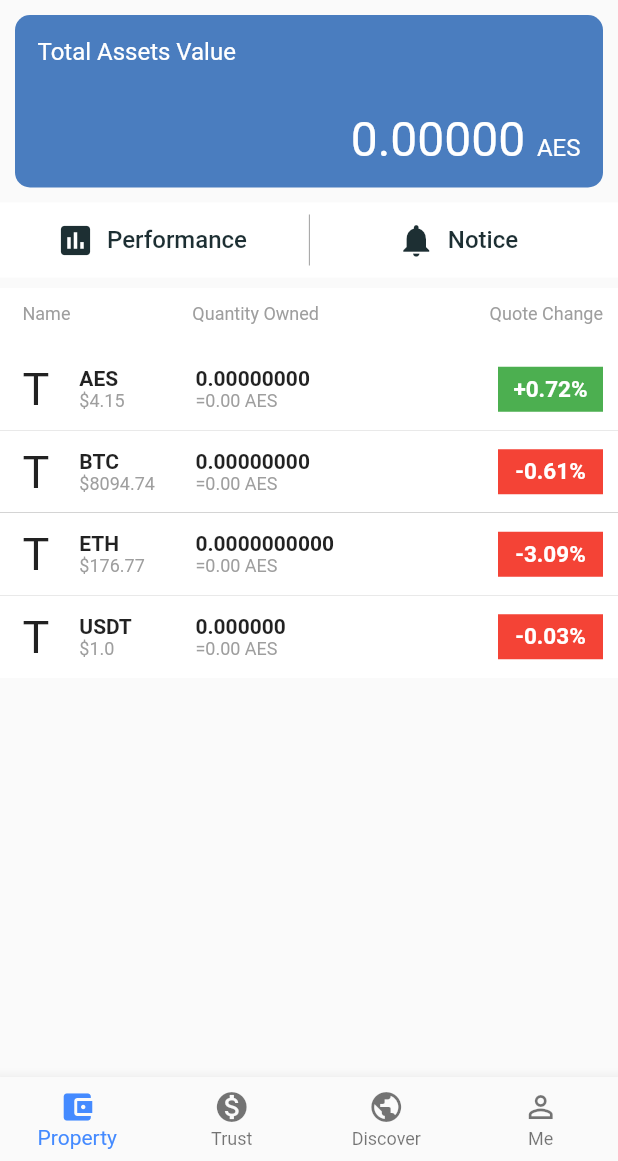
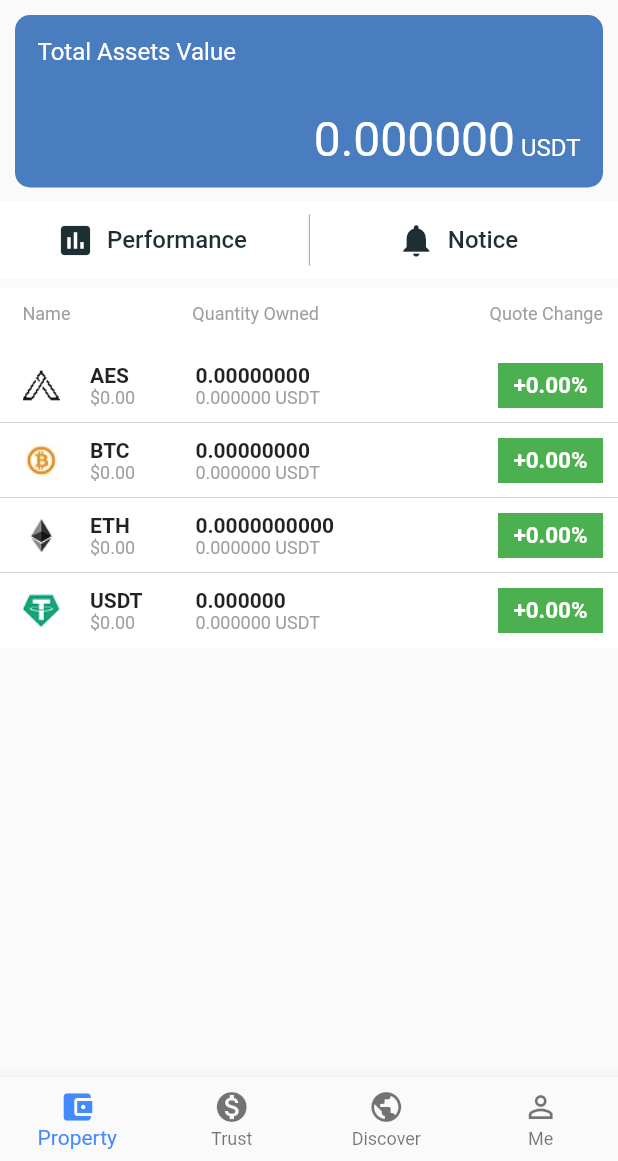
Before and after one commit to YNVoon/aes-exchange, a Flutter app: the MyHomePage screen opened directly, on a phone screen of 412 x 824 dp, the part 75-1236 px from its top. Run offline on Flutter 3.47's test engine with Material 2 defaults, Android fonts, the phone set to English and light mode, and no system bars; drawn by our look-alikes of pull_to_refresh; our stand-ins replace firebase_auth, firebase_database, progress_dialog, random_string; accounts and stored records are empty; network calls fail.

Commit message:
Completed getting balance and etc

```diff
--- a/lib/model/crypto_current_balance.dart
+++ b/lib/model/crypto_current_balance.dart
@@ -3,15 +3,44 @@ class CryptoCurrentBalance {
   final String ethBalance;
   final String usdtBalance;
   final String aesBalance;
+  final String btcCurrentPrice;
+  final String ethCurrentPrice;
+  final String usdtCurrentPrice;
+  final String aesCurrentPrice;
+  final String btcPercentChange;
+  final String ethPercentChange;
+  final String usdtPercentChange;
+  final String aesPercentChange;
+  final String btcToUsdt;
+  final String ethToUsdt;
+  final String usdtToUsdt;
+  final String aesToUsdt;
+  final String totalAssetInUsdt;
 
-  CryptoCurrentBalance({this.btcBalance, this.ethBalance, this.usdtBalance, this.aesBalance});
+  CryptoCurrentBalance({this.btcBalance, this.ethBalance, this.usdtBalance, this.aesBalance,
+                        this.btcCurrentPrice, this.ethCurrentPrice, this.usdtCurrentPrice, this.aesCurrentPrice,
+                        this.btcPercentChange, this.ethPercentChange, this.usdtPercentChange, this.aesPercentChange,
+                        this.btcToUsdt, this.ethToUsdt, this.usdtToUsdt, this.aesToUsdt, this.totalAssetInUsdt});
 
   factory CryptoCurrentBalance.fromJson(Map<String, dynamic> json) {
     return CryptoCurrentBalance(
       btcBalance: json['btcBalance'].toString(),
       ethBalance: json['ethBalance'].toString(),
       usdtBalance: json['usdtBalance'].toString(),
-      aesBalance: json['aesBalance'].toString()
+      aesBalance: json['aesBalance'].toString(),
+      btcCurrentPrice: json['btcCurrentPrice'].toString(),
+      ethCurrentPrice: json['ethCurrentPrice'].toString(),
+      usdtCurrentPrice: json['usdtCurrentPrice'].toString(),
+      aesCurrentPrice: json['aesCurrentPrice'].toString(),
+      btcPercentChange: json['btcPercentChange'].toString(),
+      ethPercentChange: json['ethPercentChange'].toString(),
+      usdtPercentChange: json['usdtPercentChange'].toString(),
+      aesPercentChange: json['aesPercentChange'].toString(),
+      btcToUsdt: json['btcToUsdt'].toString(),
+      ethToUsdt: json['ethToUsdt'].toString(),
+      usdtToUsdt: json['usdtToUsdt'].toString(),
+      aesToUsdt: json['aesToUsdt'].toString(),
+      totalAssetInUsdt: json['totalAssetInUsdt'].toString()
     );
   }
 }
--- a/lib/model/currency.dart
+++ b/lib/model/currency.dart
@@ -1,10 +1,11 @@
 // Currency Model
 // TODO: Get it from API
 class Currency {
-  final String currencyName;
-  final double currencyCurrentValue;
-  final double currencyQuoteChange;
-  final String currencyLogoUrl;
+  String currencyName;
+  double currencyCurrentValue;
+  double currencyQuoteChange;
+  String currencyLogoUrl;
+  double equalityToUsdt;
 
-  Currency(this.currencyName, this.currencyCurrentValue, this.currencyQuoteChange, this.currencyLogoUrl);
+  Currency(this.currencyName, this.currencyCurrentValue, this.currencyQuoteChange, this.currencyLogoUrl, this.equalityToUsdt);
 }
--- a/lib/property_widget.dart
+++ b/lib/property_widget.dart
@@ -30,13 +30,16 @@ class _MyPropertyWidgetState extends State<PropertyWidget> {
   ProgressDialog pr1;
 
   final List<Currency> _currencyList = [
-    Currency("AES", 4.15, 0.72, ""),
-    Currency("BTC", 8094.74, -0.61, ""),
-    Currency("ETH", 176.77, -3.09, ""),
-    Currency("USDT", 1.00, -0.03, ""),
+    Currency("AES", 0.00, 0.00, "assets/aessignatum.png", 0.000000),
+    Currency("BTC", 0.00, 0.00, "assets/bitcoin.jpg", 0.000000),
+    Currency("ETH", 0.00, 0.00, "assets/ethereum.png", 0.000000),
+    Currency("USDT", 0.00, 0.00, "assets/tether.png", 0.000000),
   ];
 
-  CryptoCurrentBalance myCryptoCurrentBalance = CryptoCurrentBalance(btcBalance: "0.000000", ethBalance: "0.000000", usdtBalance: "0.000000", aesBalance: "0.000000");
+  CryptoCurrentBalance myCryptoCurrentBalance = CryptoCurrentBalance(btcBalance: "0.000000", ethBalance: "0.000000", usdtBalance: "0.000000", aesBalance: "0.000000",
+                                                                    btcCurrentPrice: "0.00", ethCurrentPrice: "0.00", usdtCurrentPrice: "0.00", aesCurrentPrice: "0.00",
+                                                                    btcPercentChange: "0.00", ethPercentChange: "0.00", usdtPercentChange: "0.00", aesPercentChange: "0.00",
+                                                                    btcToUsdt: "0.000000", ethToUsdt: "0.000000", usdtToUsdt: "0.000000", aesToUsdt: "0.000000", totalAssetInUsdt: "0.000000");
 
   _request() async {
     // Generate new address (btc)
@@ -72,6 +75,18 @@ class _MyPropertyWidgetState extends State<PropertyWidget> {
               response.transform(Utf8Decoder()).transform(json.decoder).listen((contents) {
                 setState(() {
                   myCryptoCurrentBalance = CryptoCurrentBalance.fromJson(contents);
+                  _currencyList[0].currencyCurrentValue = double.parse(myCryptoCurrentBalance.aesCurrentPrice);
+                  _currencyList[0].currencyQuoteChange = double.parse(myCryptoCurrentBalance.aesPercentChange);
+                  _currencyList[0].equalityToUsdt = double.parse(myCryptoCurrentBalance.aesToUsdt);
+                  _currencyList[1].currencyCurrentValue = double.parse(myCryptoCurrentBalance.btcCurrentPrice);
+                  _currencyList[1].currencyQuoteChange = double.parse(myCryptoCurrentBalance.btcPercentChange);
+                  _currencyList[1].equalityToUsdt = double.parse(myCryptoCurrentBalance.btcToUsdt);
+                  _currencyList[2].currencyCurrentValue = double.parse(myCryptoCurrentBalance.ethCurrentPrice);
+                  _currencyList[2].currencyQuoteChange = double.parse(myCryptoCurrentBalance.ethPercentChange);
+                  _currencyList[2].equalityToUsdt = double.parse(myCryptoCurrentBalance.ethToUsdt);
+                  _currencyList[3].currencyCurrentValue = double.parse(myCryptoCurrentBalance.usdtCurrentPrice);
+                  _currencyList[3].currencyQuoteChange = double.parse(myCryptoCurrentBalance.usdtPercentChange);
+                  _currencyList[3].equalityToUsdt = double.parse(myCryptoCurrentBalance.usdtToUsdt);
                 });
 
                 print('btcBalance: ' + (double.parse(myCryptoCurrentBalance.btcBalance) / 100000000).toString());
@@ -112,7 +127,7 @@ class _MyPropertyWidgetState extends State<PropertyWidget> {
                         child: Row(
                           children: <Widget>[
                             // Currency Logo Image
-                            Text("T", style: TextStyle(fontSize: 30.0)),
+                            Image(image: AssetImage(currency.currencyLogoUrl), width: 25.0,),
                             Container(
                               width:70.0,
                               margin: EdgeInsets.only(left: 20.0),
@@ -126,7 +141,7 @@ class _MyPropertyWidgetState extends State<PropertyWidget> {
                                   // Currency current value
                                   Container(
                                     width: MediaQuery.of(context).size.width,
-                                    child: Text("\$" + currency.currencyCurrentValue.toString(), style: TextStyle(fontSize: 12.0, color: Colors.grey), textAlign: TextAlign.start)
+                                    child: Text("\$" + currency.currencyCurrentValue.toStringAsFixed(2), style: TextStyle(fontSize: 12.0, color: Colors.grey), textAlign: TextAlign.start)
                                   )
                                 ],
                               ),
@@ -146,7 +161,7 @@ class _MyPropertyWidgetState extends State<PropertyWidget> {
                             // Currency current value
                             Container(
                               width: MediaQuery.of(context).size.width,
-                              child: Text('=0.00 AES', style: TextStyle(fontSize: 12.0, color: Colors.grey), textAlign: TextAlign.start)
+                              child: Text(currency.equalityToUsdt.toStringAsFixed(6) + ' USDT', style: TextStyle(fontSize: 12.0, color: Colors.grey), textAlign: TextAlign.start)
                             )
                           ],
                         ),
@@ -159,7 +174,7 @@ class _MyPropertyWidgetState extends State<PropertyWidget> {
                         child: Align(
                           alignment: Alignment.center,
                           child: Text(
-                            currency.currencyQuoteChange < 0 ? currency.currencyQuoteChange.toString() + "%" : "+" + currency.currencyQuoteChange.toString() + "%",
+                            currency.currencyQuoteChange < 0 ? currency.currencyQuoteChange.toStringAsFixed(2) + "%" : "+" + currency.currencyQuoteChange.toStringAsFixed(2) + "%",
                             textAlign: TextAlign.center,
                             style: TextStyle(fontSize: 15.0, color: Colors.white, fontWeight: FontWeight.bold),
                           ),
@@ -238,8 +253,8 @@ class _MyPropertyWidgetState extends State<PropertyWidget> {
                           fontSize: 16.0,
                         ),
                         children: <TextSpan>[
-                          TextSpan(text: '0.00000 ', style: TextStyle(fontSize: 32.0)),
-                          TextSpan(text: 'AES')
+                          TextSpan(text: double.parse(myCryptoCurrentBalance.totalAssetInUsdt).toStringAsFixed(6), style: TextStyle(fontSize: 32.0)),
+                          TextSpan(text: ' USDT')
                         ],
                       ),
                     )
--- a/lib/trust_widget.dart
+++ b/lib/trust_widget.dart
@@ -12,10 +12,10 @@ class _MyTrustWidgetState extends State<TrustWidget> {
   final RefreshController _refreshController = RefreshController();
 
   final List<Currency> _currencyList = [
-    Currency("AES", 4.15, 0.72, ""),
-    Currency("BTC", 8094.74, -0.61, ""),
-    Currency("ETH", 176.77, -3.09, ""),
-    Currency("USDT", 1.00, -0.03, ""),
+    Currency("AES", 0.00, 0.00, "assets/aessignatum.png", 0.000000),
+    Currency("BTC", 0.00, 0.00, "assets/bitcoin.jpg", 0.000000),
+    Currency("ETH", 0.00, 0.00, "assets/ethereum.png", 0.000000),
+    Currency("USDT", 0.00, 0.00, "assets/tether.png", 0.000000),
     // Currency("USDT", 1.00, -0.03, ""),
   ];
 
@@ -38,7 +38,7 @@ class _MyTrustWidgetState extends State<TrustWidget> {
                     Row(
                       children: <Widget>[
                         // Currency Logo Image
-                        Text("T", style: TextStyle(fontSize: 30.0)),
+                        Image(image: AssetImage(currency.currencyLogoUrl), width: 25.0,),
                         Container(
                           width: 70.0,
                           margin: EdgeInsets.only(left: 20.0),
```
Also changed, not shown: assets/aessignatum.png (added), assets/bitcoin.jpg (added), assets/ethereum.png (added), assets/tether.png (added).
